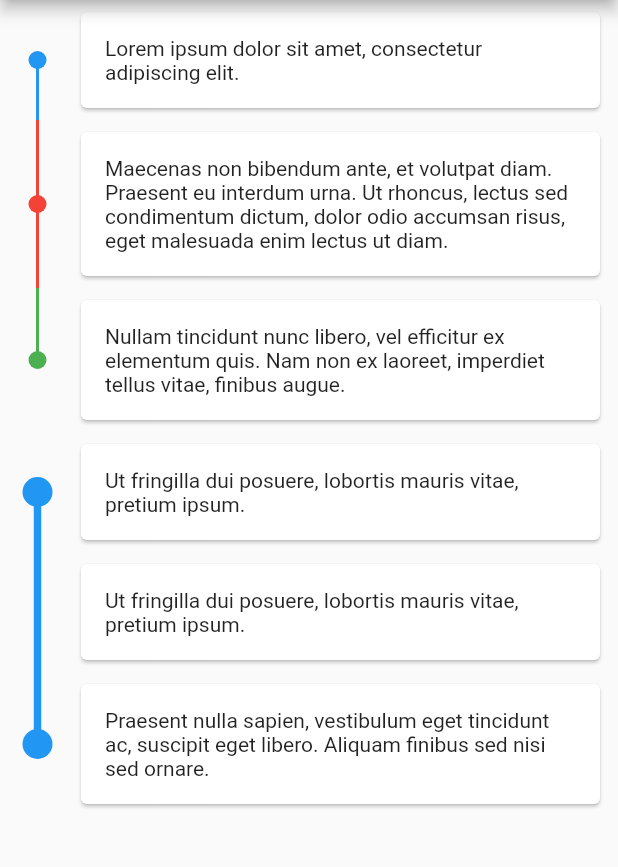
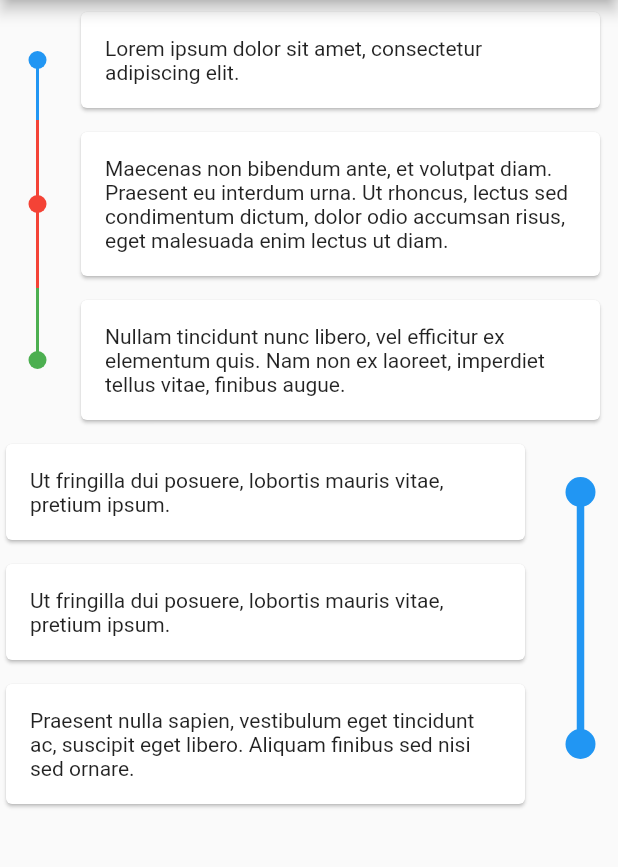
Before and after one commit to imkcat/timeline_node, a Flutter app: the screen it shows after launch, on a phone screen of 412 x 824 dp, the part 84-951 px from its top. Run offline on Flutter 3.47's test engine with Material 2 defaults, Android fonts, the phone set to English and light mode, and no system bars.

Commit message:
feat(Node Type): Added node type property

```diff
--- a/example/lib/main.dart
+++ b/example/lib/main.dart
@@ -60,6 +60,7 @@ class HomePage extends StatefulWidget {
         message:
             'Ut fringilla dui posuere, lobortis mauris vitae, pretium ipsum.',
         style: TimelineNodeStyle(
+            type: TimelineNodeType.Right,
             pointType: TimelineNodePointType.Circle,
             pointRadius: 10,
             lineType: TimelineNodeLineType.BottomHalf,
@@ -68,11 +69,14 @@ class HomePage extends StatefulWidget {
         message:
             'Ut fringilla dui posuere, lobortis mauris vitae, pretium ipsum.',
         style: TimelineNodeStyle(
-            lineType: TimelineNodeLineType.Full, lineWidth: 5)),
+            type: TimelineNodeType.Right,
+            lineType: TimelineNodeLineType.Full,
+            lineWidth: 5)),
     HomePageTimelineObject(
         message:
             'Praesent nulla sapien, vestibulum eget tincidunt ac, suscipit eget libero. Aliquam finibus sed nisi sed ornare.',
         style: TimelineNodeStyle(
+            type: TimelineNodeType.Right,
             pointType: TimelineNodePointType.Circle,
             pointRadius: 10,
             lineType: TimelineNodeLineType.TopHalf,
--- a/lib/timeline_node.dart
+++ b/lib/timeline_node.dart
@@ -40,7 +40,7 @@ class _TimelineNodeState extends State<TimelineNode> {
   Widget layout() {
     switch (this.widget.style.type) {
       case TimelineNodeType.Left:
-        IntrinsicHeight(
+        return IntrinsicHeight(
           child: Row(
             children: <Widget>[
               Container(
@@ -56,7 +56,7 @@ class _TimelineNodeState extends State<TimelineNode> {
         );
         break;
       case TimelineNodeType.Right:
-        IntrinsicHeight(
+        return IntrinsicHeight(
           child: Row(
             children: <Widget>[
               Expanded(child: this.widget.child),
@@ -76,20 +76,7 @@ class _TimelineNodeState extends State<TimelineNode> {
 
   @override
   Widget build(BuildContext context) {
-    return IntrinsicHeight(
-      child: Row(
-        children: <Widget>[
-          Container(
-            width: this.widget.style.preferredWidth,
-            height: double.infinity,
-            child: CustomPaint(
-              painter: TimelineNodeLinePainter(style: this.widget.style),
-            ),
-          ),
-          Expanded(child: this.widget.child),
-        ],
-      ),
-    );
+    return layout();
   }
 }
 
```
